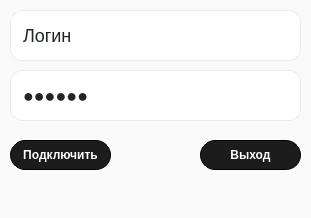
First picture: the form in client/desing_new.ui, repository sor88/rdpoverssh, before the edit.
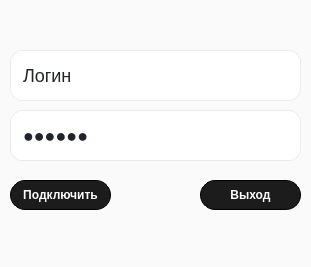
Second picture: the form after the edit. Icons and pictures are not drawn.

Commit message: правка дизайна

Diff of the .ui file:
```diff
--- a/client/desing_new.ui
+++ b/client/desing_new.ui
@@ -7,9 +7,181 @@
     <x>0</x>
     <y>0</y>
     <width>311</width>
-    <height>218</height>
+    <height>267</height>
    </rect>
   </property>
+  <property name="palette">
+   <palette>
+    <active>
+     <colorrole role="WindowText">
+      <brush brushstyle="SolidPattern">
+       <color alpha="255">
+        <red>33</red>
+        <green>37</green>
+        <blue>41</blue>
+       </color>
+      </brush>
+     </colorrole>
+     <colorrole role="Button">
+      <brush brushstyle="SolidPattern">
+       <color alpha="255">
+        <red>250</red>
+        <green>250</green>
+        <blue>250</blue>
+       </color>
+      </brush>
+     </colorrole>
+     <colorrole role="Text">
+      <brush brushstyle="SolidPattern">
+       <color alpha="255">
+        <red>33</red>
+        <green>37</green>
+        <blue>41</blue>
+       </color>
+      </brush>
+     </colorrole>
+     <colorrole role="ButtonText">
+      <brush brushstyle="SolidPattern">
+       <color alpha="255">
+        <red>33</red>
+        <green>37</green>
+        <blue>41</blue>
+       </color>
+      </brush>
+     </colorrole>
+     <colorrole role="Base">
+      <brush brushstyle="SolidPattern">
+       <color alpha="255">
+        <red>250</red>
+        <green>250</green>
+        <blue>250</blue>
+       </color>
+      </brush>
+     </colorrole>
+     <colorrole role="Window">
+      <brush brushstyle="SolidPattern">
+       <color alpha="255">
+        <red>250</red>
+        <green>250</green>
+        <blue>250</blue>
+       </color>
+      </brush>
+     </colorrole>
+    </active>
+    <inactive>
+     <colorrole role="WindowText">
+      <brush brushstyle="SolidPattern">
+       <color alpha="255">
+        <red>33</red>
+        <green>37</green>
+        <blue>41</blue>
+       </color>
+      </brush>
+     </colorrole>
+     <colorrole role="Button">
+      <brush brushstyle="SolidPattern">
+       <color alpha="255">
+        <red>250</red>
+        <green>250</green>
+        <blue>250</blue>
+       </color>
+      </brush>
+     </colorrole>
+     <colorrole role="Text">
+      <brush brushstyle="SolidPattern">
+       <color alpha="255">
+        <red>33</red>
+        <green>37</green>
+        <blue>41</blue>
+       </color>
+      </brush>
+     </colorrole>
+     <colorrole role="ButtonText">
+      <brush brushstyle="SolidPattern">
+       <color alpha="255">
+        <red>33</red>
+        <green>37</green>
+        <blue>41</blue>
+       </color>
+      </brush>
+     </colorrole>
+     <colorrole role="Base">
+      <brush brushstyle="SolidPattern">
+       <color alpha="255">
+        <red>250</red>
+        <green>250</green>
+        <blue>250</blue>
+       </color>
+      </brush>
+     </colorrole>
+     <colorrole role="Window">
+      <brush brushstyle="SolidPattern">
+       <color alpha="255">
+        <red>250</red>
+        <green>250</green>
+        <blue>250</blue>
+       </color>
+      </brush>
+     </colorrole>
+    </inactive>
+    <disabled>
+     <colorrole role="WindowText">
+      <brush brushstyle="SolidPattern">
+       <color alpha="255">
+        <red>33</red>
+        <green>37</green>
+        <blue>41</blue>
+       </color>
+      </brush>
+     </colorrole>
+     <colorrole role="Button">
+      <brush brushstyle="SolidPattern">
+       <color alpha="255">
+        <red>250</red>
+        <green>250</green>
+        <blue>250</blue>
+       </color>
+      </brush>
+     </colorrole>
+     <colorrole role="Text">
+      <brush brushstyle="SolidPattern">
+       <color alpha="255">
+        <red>33</red>
+        <green>37</green>
+        <blue>41</blue>
+       </color>
+      </brush>
+     </colorrole>
+     <colorrole role="ButtonText">
+      <brush brushstyle="SolidPattern">
+       <color alpha="255">
+        <red>33</red>
+        <green>37</green>
+        <blue>41</blue>
+       </color>
+      </brush>
+     </colorrole>
+     <colorrole role="Base">
+      <brush brushstyle="SolidPattern">
+       <color alpha="255">
+        <red>250</red>
+        <green>250</green>
+        <blue>250</blue>
+       </color>
+      </brush>
+     </colorrole>
+     <colorrole role="Window">
+      <brush brushstyle="SolidPattern">
+       <color alpha="255">
+        <red>250</red>
+        <green>250</green>
+        <blue>250</blue>
+       </color>
+      </brush>
+     </colorrole>
+    </disabled>
+   </palette>
+  </property>
   <property name="cursor">
    <cursorShape>ArrowCursor</cursorShape>
   </property>
@@ -74,7 +246,7 @@
     <property name="geometry">
      <rect>
       <x>200</x>
-      <y>140</y>
+      <y>180</y>
       <width>101</width>
       <height>30</height>
      </rect>
@@ -87,7 +259,7 @@
     <property name="geometry">
      <rect>
       <x>10</x>
-      <y>140</y>
+      <y>180</y>
       <width>101</width>
       <height>30</height>
      </rect>
@@ -103,7 +275,7 @@
     <property name="geometry">
      <rect>
       <x>10</x>
-      <y>70</y>
+      <y>110</y>
       <width>291</width>
       <height>51</height>
      </rect>
@@ -119,7 +291,7 @@
     <property name="geometry">
      <rect>
       <x>10</x>
-      <y>10</y>
+      <y>50</y>
       <width>291</width>
       <height>51</height>
      </rect>
```
Left out of the diff: 8 changed lines with no effect on the pictures. The commit also changes 1 other file.
